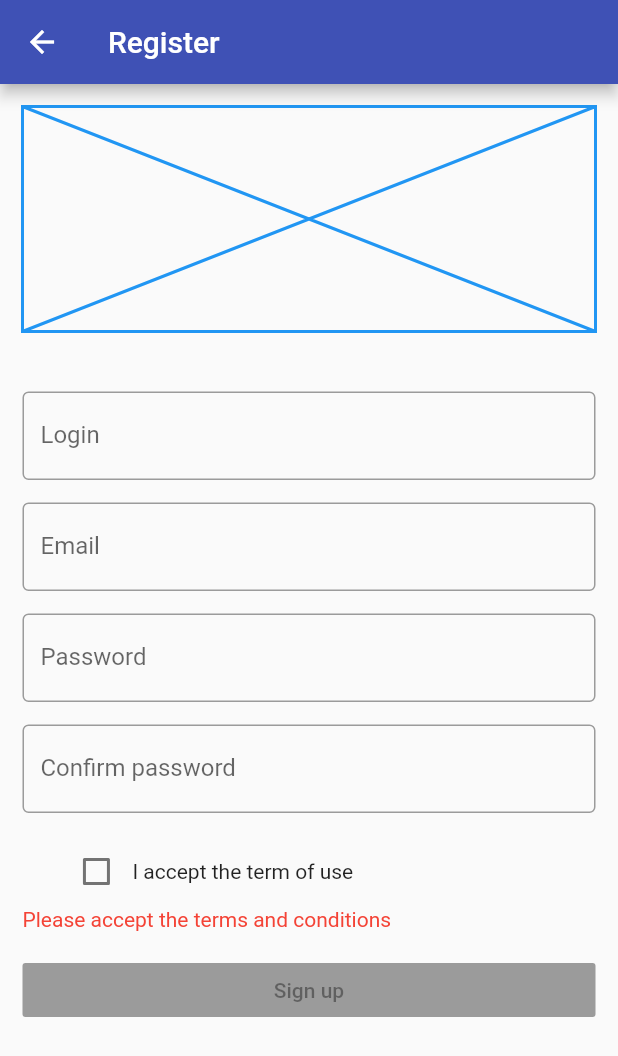
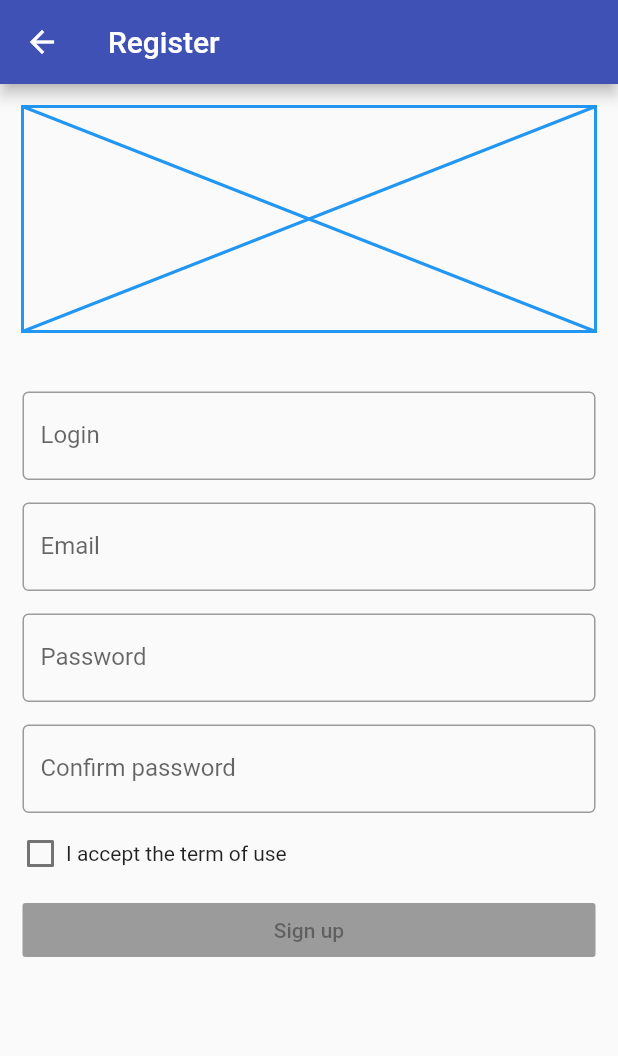
Before and after one commit to merlinofcha0s/sortyquizz-app, a Flutter app: the RegisterScreen screen opened by its route, on a phone screen of 412 x 824 dp. Shown: the top 1056 px of the screen. Run offline on Flutter 3.47's test engine with Material 2 defaults, Android fonts, the phone set to English and light mode, and no system bars; our stand-ins replace rxdart; missing offline and left inert: dart_json_mapper.

Commit message:
#4gkhq2 - Validation : Compare password + confirm password - Validation : Display error at submit for the terms and conditions

```diff
--- a/lib/ui/account/register/RegisterScreen.dart
+++ b/lib/ui/account/register/RegisterScreen.dart
@@ -32,6 +32,7 @@ class RegisterScreen extends StatelessWidget {
                 passwordField(registerBloc),
                 confirmPasswordField(registerBloc),
                 termsAndConditionsField(registerBloc),
+                validationZone(registerBloc),
                 submit(registerBloc)
               ]),
             )
@@ -98,29 +99,56 @@ class RegisterScreen extends StatelessWidget {
   }
 
   Widget termsAndConditionsField(RegisterBloc registerBloc) {
-    return Row(children: <Widget>[
-      StreamBuilder<bool>(
+    return StreamBuilder<bool>(
         stream: registerBloc.termsAndConditionsStream,
         builder: (context, snapshot) {
           return Column(
             children: <Widget>[
               Row(
                 mainAxisAlignment: MainAxisAlignment.start,
+                crossAxisAlignment: CrossAxisAlignment.center,
                 children: <Widget>[
-                    Checkbox(
+                  SizedBox(
+                    height: 24,
+                    width: 24,
+                    child: Checkbox(
                         onChanged: registerBloc.changeTermsAndConditions,
                         value: snapshot.hasData ? snapshot.data : false),
+                  ),
+                  Padding(
+                    padding: EdgeInsets.only(right: 5),
+                  ),
                   Text('I accept the term of use'),
                 ],
               ),
               Visibility(
                 visible: snapshot.hasError,
-                  child: Text('Please accept the terms and conditions', style: TextStyle(color: Colors.red),),
+                child: Padding(
+                  padding: const EdgeInsets.only(top: 10.0),
+                  child: Text(
+                    'Please accept the terms and conditions',
+                    style: TextStyle(color: Colors.red),
+                  ),
+                ),
               )
             ],
           );
-          }),
-    ]);
+        });
+  }
+
+  Widget validationZone(RegisterBloc registerBloc) {
+    return StreamBuilder<bool>(
+        stream: registerBloc.generalValidationStream,
+        builder: (context, snapshot) {
+          return Visibility(
+              visible: snapshot.hasError,
+              child: Center(
+                child: Text(
+                  snapshot.hasError ? snapshot.error : '',
+                  style: TextStyle(color: Colors.red),
+                ),
+              ));
+        });
   }
 
   Widget submit(RegisterBloc registerBloc) {
```
Also changed, not shown: lib/bloc/register_bloc.dart (+34 -8 lines). Lines whose indentation alone changed are shown as unchanged.
